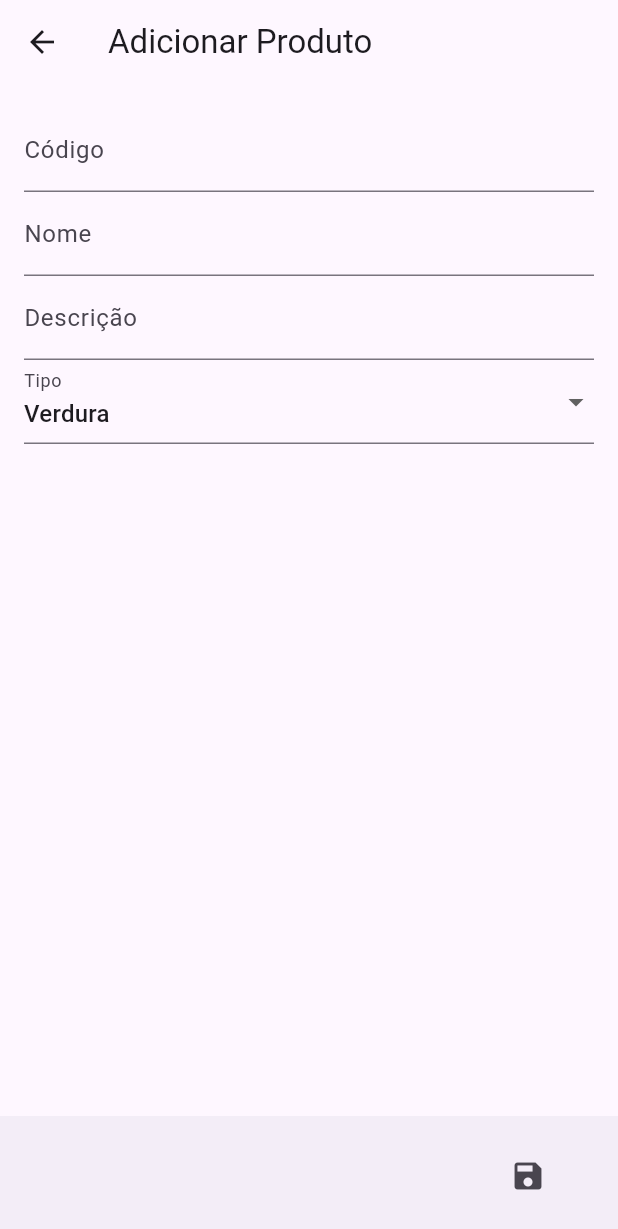
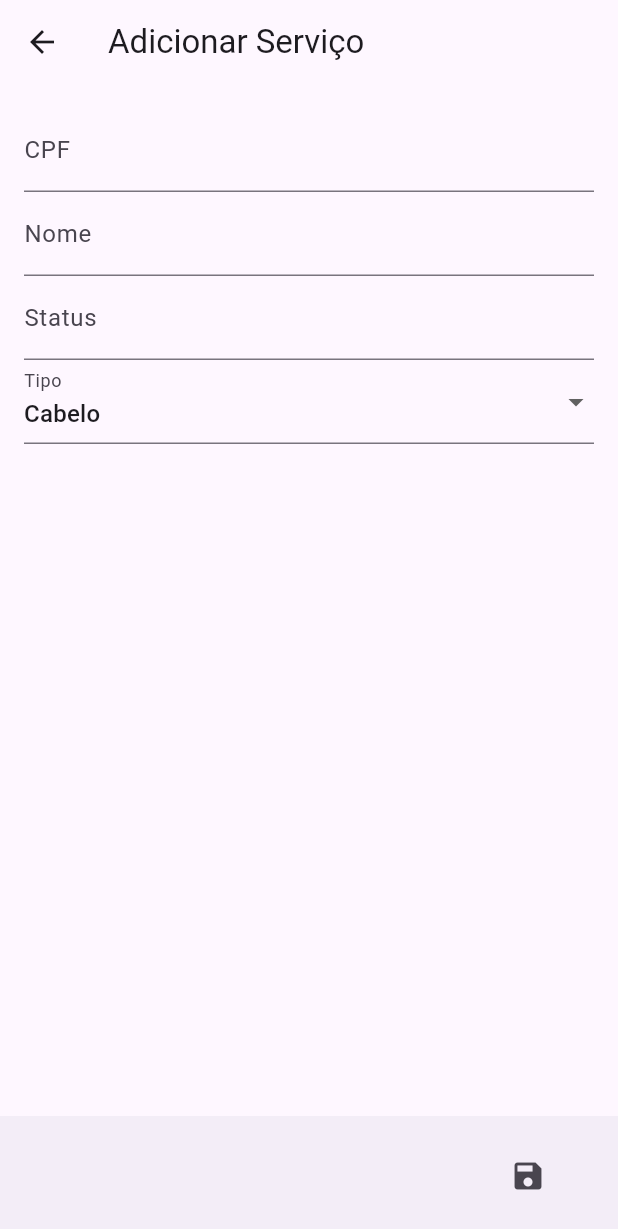
Before and after one commit to Dev-Haian/Estoque-Produto, a Flutter app: the screen it shows after launch, after a tap on the "add" icon, on a phone screen of 412 x 824 dp. Shown: the top 1229 px of the screen. Run offline on Flutter 3.47's test engine with Material 3 defaults, Android fonts, the phone set to English and light mode, and no system bars.

Commit message:
Inicial Comit

```diff
--- a/lib/main.dart
+++ b/lib/main.dart
@@ -13,7 +13,7 @@ class MyApp extends StatelessWidget {
     return ChangeNotifierProvider(
       create: (ctx) => ProductProvider(),
       child: MaterialApp(
-        title: 'Estoque de Produtos',
+        title: 'Serviços',
         theme: ThemeData(
           primarySwatch: Colors.blue,
         ),
--- a/lib/screens/product_form_screen.dart
+++ b/lib/screens/product_form_screen.dart
@@ -19,7 +19,8 @@ class _ProductFormScreenState extends State<ProductFormScreen> {
   final _codeController = TextEditingController();
   final _nameController = TextEditingController();
   final _descriptionController = TextEditingController();
-  String _type = 'Verdura';
+  String _type = 'Cabelo';
+
 
   @override
   void initState() {
@@ -57,7 +58,7 @@ class _ProductFormScreenState extends State<ProductFormScreen> {
   Widget build(BuildContext context) {
     return Scaffold(
       appBar: AppBar(
-        title: Text(widget.product == null ? 'Adicionar Produto' : 'Editar Produto'),
+        title: Text(widget.product == null ? 'Adicionar Serviço' : 'Editar Serviço'),
         // actions: [
         //   IconButton(
         //     icon: Icon(Icons.save),
@@ -73,10 +74,10 @@ class _ProductFormScreenState extends State<ProductFormScreen> {
             children: [
               TextFormField(
                 controller: _codeController,
-                decoration: InputDecoration(labelText: 'Código'),
+                decoration: InputDecoration(labelText: 'CPF'),
                 validator: (value) {
                   if (value!.isEmpty) {
-                    return 'Informe o código do produto';
+                    return 'Informe o código do Serviço';
                   }
                   return null;
                 },
@@ -86,24 +87,24 @@ class _ProductFormScreenState extends State<ProductFormScreen> {
                 decoration: InputDecoration(labelText: 'Nome'),
                 validator: (value) {
                   if (value!.isEmpty) {
-                    return 'Informe o nome do produto';
+                    return 'Informe o nome do serviço';
                   }
                   return null;
                 },
               ),
               TextFormField(
                 controller: _descriptionController,
-                decoration: InputDecoration(labelText: 'Descrição'),
+                decoration: InputDecoration(labelText: 'Status'),
                 validator: (value) {
                   if (value!.isEmpty) {
-                    return 'Informe a descrição do produto';
+                    return 'Informe a descrição do serviço';
                   }
                   return null;
                 },
               ),
               DropdownButtonFormField<String>(
                 value: _type,
-                items: ['Verdura', 'Fruta', 'Tempero', 'Bebida'].map((String category) {
+                items: ['Cabelo', 'Manicure', 'Pedicure', 'Depilação', 'Manicure e Pedicure', ].map((String category) {
                   return DropdownMenuItem(
                     value: category,
                     child: Text(category),
--- a/lib/screens/product_list_screen.dart
+++ b/lib/screens/product_list_screen.dart
@@ -10,9 +10,11 @@
     final productProvider = Provider.of<ProductProvider>(context);
     final products = productProvider.products;
 
+
+
     return Scaffold(
       appBar: AppBar(
-        title: Text('Produtos em Estoque'),
+        title: Text('Serviços de Estética Turquesa '),
       ),
       body: ListView.builder(
         itemCount: products.length,
```
Also changed, not shown: pubspec.lock, 1 other file.
